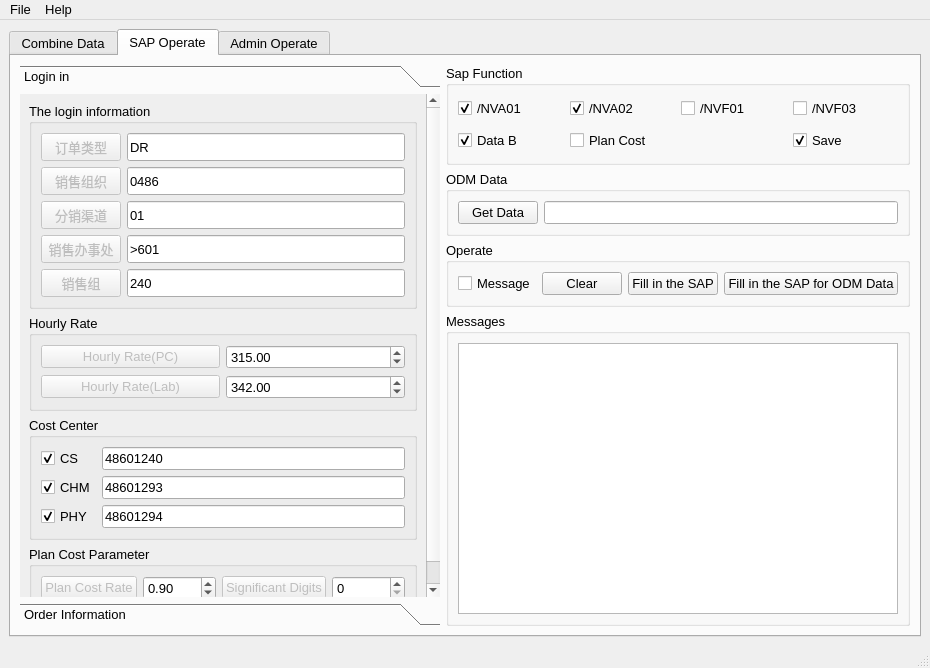
The window that Operate/GUI/Sap/Sap_Operate_Rewrite_Log_UI.ui (chen-huai/work) describes before a commit, drawn with Qt 5.
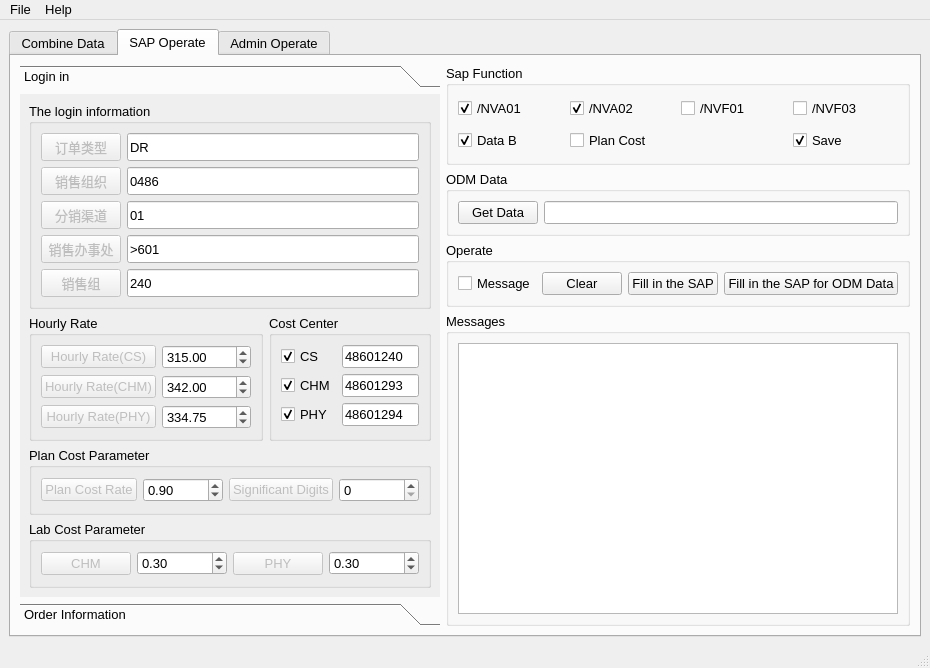
The same window after the commit. The open tabs and pages were chosen to show the change. Icons and pictures are not drawn.

Commit message: 更新plan cost和Data B数据计算

```diff
--- a/Operate/GUI/Sap/Sap_Operate_Rewrite_Log_UI.ui
+++ b/Operate/GUI/Sap/Sap_Operate_Rewrite_Log_UI.ui
@@ -540,15 +540,150 @@
             <rect>
              <x>0</x>
              <y>0</y>
-             <width>388</width>
-             <height>486</height>
+             <width>441</width>
+             <height>494</height>
             </rect>
            </property>
            <attribute name="label">
             <string>Login in</string>
            </attribute>
            <layout class="QGridLayout" name="gridLayout_16">
-            <item row="3" column="0">
+            <item row="1" column="0">
+             <widget class="QGroupBox" name="groupBox_8">
+              <property name="sizePolicy">
+               <sizepolicy hsizetype="Expanding" vsizetype="Fixed">
+                <horstretch>0</horstretch>
+                <verstretch>0</verstretch>
+               </sizepolicy>
+              </property>
+              <property name="title">
+               <string>Hourly Rate</string>
+              </property>
+              <layout class="QGridLayout" name="gridLayout_7">
+               <item row="1" column="1">
+                <widget class="QDoubleSpinBox" name="doubleSpinBox_6">
+                 <property name="maximum">
+                  <double>99999999999.000000000000000</double>
+                 </property>
+                 <property name="value">
+                  <double>342.000000000000000</double>
+                 </property>
+                </widget>
+               </item>
+               <item row="1" column="0">
+                <widget class="QPushButton" name="pushButton_22">
+                 <property name="enabled">
+                  <bool>false</bool>
+                 </property>
+                 <property name="text">
+                  <string>Hourly Rate(CHM)</string>
+                 </property>
+                </widget>
+               </item>
+               <item row="2" column="0">
+                <widget class="QPushButton" name="pushButton_43">
+                 <property name="enabled">
+                  <bool>false</bool>
+                 </property>
+                 <property name="text">
+                  <string>Hourly Rate(PHY)</string>
+                 </property>
+                </widget>
+               </item>
+               <item row="0" column="1">
+                <widget class="QDoubleSpinBox" name="doubleSpinBox_5">
+                 <property name="maximum">
+                  <double>99999999999.000000000000000</double>
+                 </property>
+                 <property name="value">
+                  <double>315.000000000000000</double>
+                 </property>
+                </widget>
+               </item>
+               <item row="0" column="0">
+                <widget class="QPushButton" name="pushButton_21">
+                 <property name="enabled">
+                  <bool>false</bool>
+                 </property>
+                 <property name="text">
+                  <string>Hourly Rate(CS)</string>
+                 </property>
+                </widget>
+               </item>
+               <item row="2" column="1">
+                <widget class="QDoubleSpinBox" name="doubleSpinBox_8">
+                 <property name="maximum">
+                  <double>9999999999998.000000000000000</double>
+                 </property>
+                 <property name="value">
+                  <double>334.750000000000000</double>
+                 </property>
+                </widget>
+               </item>
+              </layout>
+             </widget>
+            </item>
+            <item row="1" column="1">
+             <widget class="QGroupBox" name="groupBox_13">
+              <property name="title">
+               <string>Cost Center</string>
+              </property>
+              <layout class="QGridLayout" name="gridLayout_10">
+               <item row="0" column="1">
+                <widget class="QLineEdit" name="lineEdit_18">
+                 <property name="text">
+                  <string>48601240</string>
+                 </property>
+                </widget>
+               </item>
+               <item row="1" column="1">
+                <widget class="QLineEdit" name="lineEdit_19">
+                 <property name="text">
+                  <string>48601293</string>
+                 </property>
+                </widget>
+               </item>
+               <item row="1" column="0">
+                <widget class="QCheckBox" name="checkBox_14">
+                 <property name="text">
+                  <string>CHM</string>
+                 </property>
+                 <property name="checked">
+                  <bool>true</bool>
+                 </property>
+                </widget>
+               </item>
+               <item row="2" column="0">
+                <widget class="QCheckBox" name="checkBox_15">
+                 <property name="text">
+                  <string>PHY</string>
+                 </property>
+                 <property name="checked">
+                  <bool>true</bool>
+                 </property>
+                </widget>
+               </item>
+               <item row="2" column="1">
+                <widget class="QLineEdit" name="lineEdit_20">
+                 <property name="text">
+                  <string>48601294</string>
+                 </property>
+                </widget>
+               </item>
+               <item row="0" column="0">
+                <widget class="QCheckBox" name="checkBox_13">
+                 <property name="text">
+                  <string>CS</string>
+                 </property>
+                 <property name="checked">
+                  <bool>true</bool>
+                 </property>
+                </widget>
+               </item>
+              </layout>
+             </widget>
+            </item>
+            <item row="2" column="0" colspan="2">
              <widget class="QGroupBox" name="groupBox_14">
               <property name="title">
                <string>Plan Cost Parameter</string>
@@ -593,7 +728,62 @@
               </layout>
              </widget>
             </item>
-            <item row="0" column="0">
+            <item row="3" column="0" colspan="2">
+             <widget class="QGroupBox" name="groupBox_15">
+              <property name="title">
+               <string>Lab Cost Parameter</string>
+              </property>
+              <layout class="QHBoxLayout" name="horizontalLayout">
+               <item>
+                <widget class="QPushButton" name="pushButton_44">
+                 <property name="enabled">
+                  <bool>false</bool>
+                 </property>
+                 <property name="text">
+                  <string>CHM</string>
+                 </property>
+                </widget>
+               </item>
+               <item>
+                <widget class="QDoubleSpinBox" name="doubleSpinBox_9">
+                 <property name="maximum">
+                  <double>1.000000000000000</double>
+                 </property>
+                 <property name="singleStep">
+                  <double>0.100000000000000</double>
+                 </property>
+                 <property name="value">
+                  <double>0.300000000000000</double>
+                 </property>
+                </widget>
+               </item>
+               <item>
+                <widget class="QPushButton" name="pushButton_45">
+                 <property name="enabled">
+                  <bool>false</bool>
+                 </property>
+                 <property name="text">
+                  <string>PHY</string>
+                 </property>
+                </widget>
+               </item>
+               <item>
+                <widget class="QDoubleSpinBox" name="doubleSpinBox_10">
+                 <property name="maximum">
+                  <double>1.000000000000000</double>
+                 </property>
+                 <property name="singleStep">
+                  <double>0.100000000000000</double>
+                 </property>
+                 <property name="value">
+                  <double>0.300000000000000</double>
+                 </property>
+                </widget>
+               </item>
+              </layout>
+             </widget>
+            </item>
+            <item row="0" column="0" colspan="2">
              <widget class="QGroupBox" name="groupBox">
               <property name="sizePolicy">
                <sizepolicy hsizetype="Preferred" vsizetype="Fixed">
@@ -753,121 +943,6 @@
               </layout>
              </widget>
             </item>
-            <item row="2" column="0">
-             <widget class="QGroupBox" name="groupBox_13">
-              <property name="title">
-               <string>Cost Center</string>
-              </property>
-              <layout class="QGridLayout" name="gridLayout_10">
-               <item row="0" column="0">
-                <widget class="QCheckBox" name="checkBox_13">
-                 <property name="text">
-                  <string>CS</string>
-                 </property>
-                 <property name="checked">
-                  <bool>true</bool>
-                 </property>
-                </widget>
-               </item>
-               <item row="0" column="1">
-                <widget class="QLineEdit" name="lineEdit_18">
-                 <property name="text">
-                  <string>48601240</string>
-                 </property>
-                </widget>
-               </item>
-               <item row="1" column="0">
-                <widget class="QCheckBox" name="checkBox_14">
-                 <property name="text">
-                  <string>CHM</string>
-                 </property>
-                 <property name="checked">
-                  <bool>true</bool>
-                 </property>
-                </widget>
-               </item>
-               <item row="1" column="1">
-                <widget class="QLineEdit" name="lineEdit_19">
-                 <property name="text">
-                  <string>48601293</string>
-                 </property>
-                </widget>
-               </item>
-               <item row="2" column="0">
-                <widget class="QCheckBox" name="checkBox_15">
-                 <property name="text">
-                  <string>PHY</string>
-                 </property>
-                 <property name="checked">
-                  <bool>true</bool>
-                 </property>
-                </widget>
-               </item>
-               <item row="2" column="1">
-                <widget class="QLineEdit" name="lineEdit_20">
-                 <property name="text">
-                  <string>48601294</string>
-                 </property>
-                </widget>
-               </item>
-              </layout>
-             </widget>
-            </item>
-            <item row="1" column="0">
-             <widget class="QGroupBox" name="groupBox_8">
-              <property name="sizePolicy">
-               <sizepolicy hsizetype="Expanding" vsizetype="Fixed">
-                <horstretch>0</horstretch>
-                <verstretch>0</verstretch>
-               </sizepolicy>
-              </property>
-              <property name="title">
-               <string>Hourly Rate</string>
-              </property>
-              <layout class="QGridLayout" name="gridLayout_7">
-               <item row="0" column="0">
-                <widget class="QPushButton" name="pushButton_21">
-                 <property name="enabled">
-                  <bool>false</bool>
-                 </property>
-                 <property name="text">
-                  <string>Hourly Rate(PC)</string>
-                 </property>
-                </widget>
-               </item>
-               <item row="0" column="1">
-                <widget class="QDoubleSpinBox" name="doubleSpinBox_5">
-                 <property name="maximum">
-                  <double>99999999999.000000000000000</double>
-                 </property>
-                 <property name="value">
-                  <double>315.000000000000000</double>
-                 </property>
-                </widget>
-               </item>
-               <item row="1" column="0">
-                <widget class="QPushButton" name="pushButton_22">
-                 <property name="enabled">
-                  <bool>false</bool>
-                 </property>
-                 <property name="text">
-                  <string>Hourly Rate(Lab)</string>
-                 </property>
-                </widget>
-               </item>
-               <item row="1" column="1">
-                <widget class="QDoubleSpinBox" name="doubleSpinBox_6">
-                 <property name="maximum">
-                  <double>99999999999.000000000000000</double>
-                 </property>
-                 <property name="value">
-                  <double>342.000000000000000</double>
-                 </property>
-                </widget>
-               </item>
-              </layout>
-             </widget>
-            </item>
            </layout>
           </widget>
           <widget class="QWidget" name="page_4">
```
Left out of the diff: 34 changed lines with no effect on the pictures. The commit also changes 2 other files.
